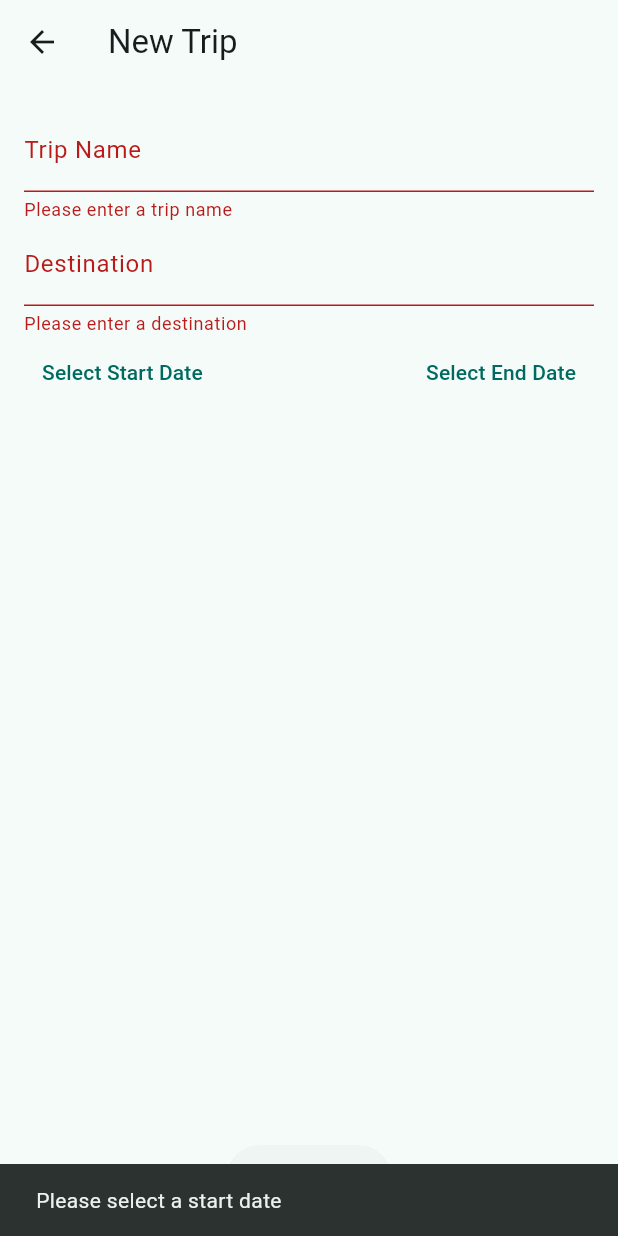
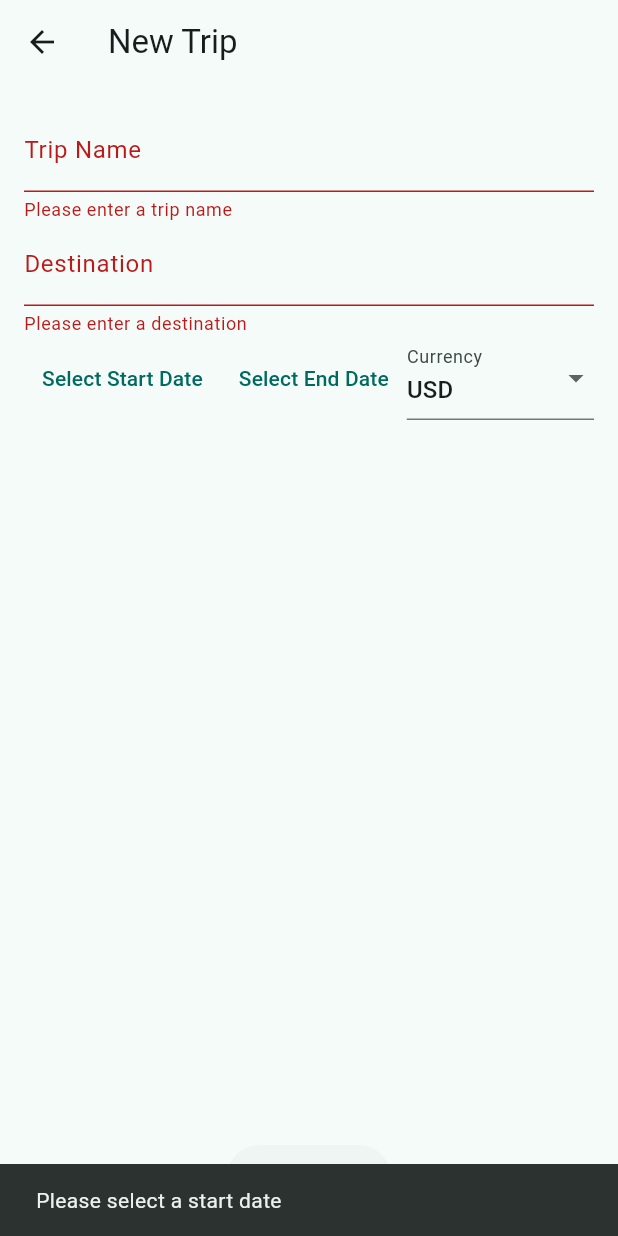
Before and after one commit to chloeschm/travel_expense_tracker, a Flutter app: the AddTripScreen screen opened directly, after a tap on "Save Trip", on a phone screen of 412 x 824 dp. Run offline on Flutter 3.47's test engine with Material 3 defaults, Android fonts, the phone set to English and light mode, and no system bars; our stand-ins replace cloud_firestore, firebase_auth, firebase_core; accounts and stored records are empty; generated files the repository leaves out were written again.

```diff
--- a/travel_expense_tracker/lib/screens/add_expense.dart
+++ b/travel_expense_tracker/lib/screens/add_expense.dart
@@ -77,7 +77,6 @@ class _AddExpenseScreenState extends State<AddExpenseScreen> {
       );
       context.read<TripProvider>().addExpense(widget.tripId, newExpense);
       Navigator.pop(context);
-
     } catch (e) {
       ScaffoldMessenger.of(
         context,
@@ -136,12 +135,17 @@ class _AddExpenseScreenState extends State<AddExpenseScreen> {
                 },
               ),
               DropdownButtonFormField<String>(
+                key: ValueKey(_currency),
                 decoration: const InputDecoration(labelText: 'Currency'),
                 initialValue: _currency,
                 items: const [
                   DropdownMenuItem(value: 'USD', child: Text('USD')),
                   DropdownMenuItem(value: 'EUR', child: Text('EUR')),
+                  DropdownMenuItem(value: 'AUD', child: Text('AUD')),
                   DropdownMenuItem(value: 'GBP', child: Text('GBP')),
+                  DropdownMenuItem(value: 'JPY', child: Text('JPY')),
+                  DropdownMenuItem(value: 'CNY', child: Text('CNY')),
+                  DropdownMenuItem(value: 'INR', child: Text('INR')),
                 ],
                 onChanged: (value) {
                   setState(() {
--- a/travel_expense_tracker/lib/screens/add_trip.dart
+++ b/travel_expense_tracker/lib/screens/add_trip.dart
@@ -17,6 +17,7 @@ class _AddTripScreenState extends State<AddTripScreen> {
   final _destinationController = TextEditingController();
   DateTime? _startDate;
   DateTime? _endDate;
+  String _currency = 'USD';
 
   @override
   void dispose() {
@@ -98,6 +99,26 @@ class _AddTripScreenState extends State<AddTripScreen> {
                           : 'End: ${DateFormat('MMM d, y').format(_endDate!)}',
                     ),
                   ),
+                  Expanded(
+                    child: DropdownButtonFormField<String>(
+                      decoration: const InputDecoration(labelText: 'Currency'),
+                      value: 'USD',
+                      items: const [
+                        DropdownMenuItem(value: 'USD', child: Text('USD')),
+                        DropdownMenuItem(value: 'EUR', child: Text('EUR')),
+                        DropdownMenuItem(value: 'AUD', child: Text('AUD')),
+                        DropdownMenuItem(value: 'GBP', child: Text('GBP')),
+                        DropdownMenuItem(value: 'JPY', child: Text('JPY')),
+                        DropdownMenuItem(value: 'CNY', child: Text('CNY')),
+                        DropdownMenuItem(value: 'INR', child: Text('INR')),
+                      ],
+                      onChanged: (value) {
+                        setState(() {
+                          _currency = value!;
+                        });
+                      },
+                    ),
+                  ),
                 ],
               ),
               const Spacer(),
@@ -110,12 +131,15 @@ class _AddTripScreenState extends State<AddTripScreen> {
                       startDate: _startDate!,
                       endDate: _endDate,
                       budget: 0.0,
+                      currency: _currency,
                     );
                     context.read<TripProvider>().addTrip(newTrip);
                     Navigator.pop(context);
                   } else if (_startDate == null) {
                     ScaffoldMessenger.of(context).showSnackBar(
-                      const SnackBar(content: Text('Please select a start date')),
+                      const SnackBar(
+                        content: Text('Please select a start date'),
+                      ),
                     );
                   }
                 },
```
Also changed, not shown: travel_expense_tracker/lib/screens/trip_detail.dart (+68 -12 lines), travel_expense_tracker/lib/services/currency.dart (added, +32 -0 lines).
